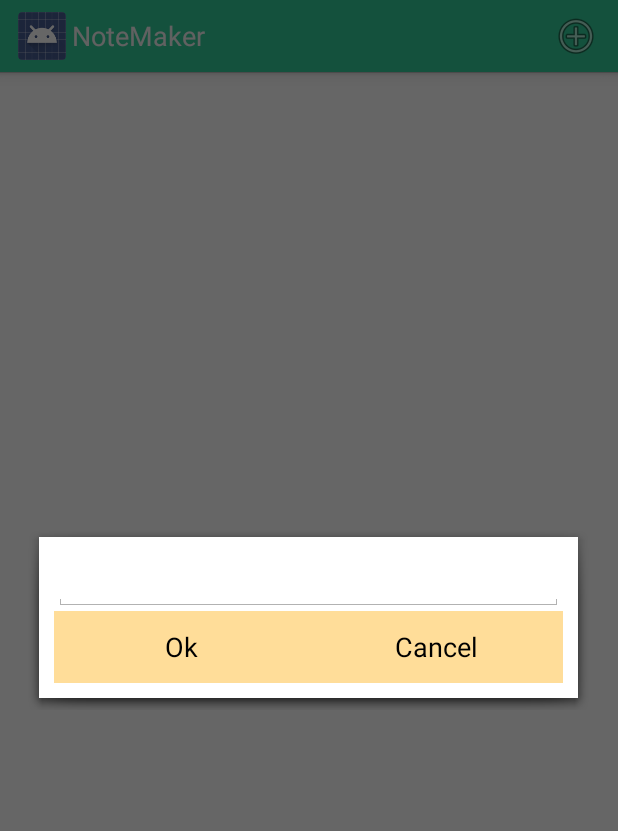
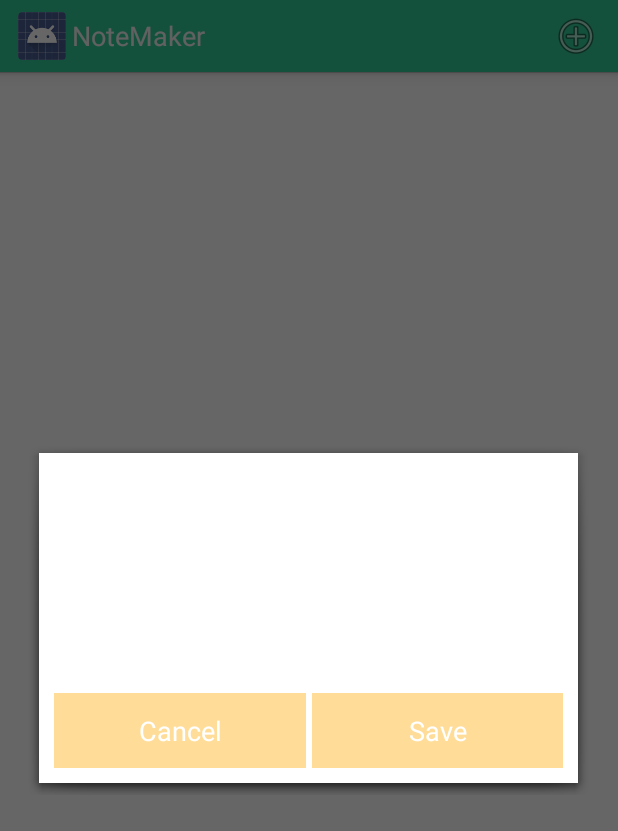
Before and after one commit to RosyTucker/NoteMaker, an Android app: the screen it shows after launch (MainActivity), after a tap on "New Note", on a phone screen of 412 x 824 dp. Shown: the top 831 px of the screen. Run offline under Robolectric (Android 15) with nearby library versions, the phone set to English and light mode, and no system bars.

Commit message:
Change Dialog Layouts

```diff
--- a/notemaker/src/main/java/uk/co/iceroad/notemaker/MainActivity.java
+++ b/notemaker/src/main/java/uk/co/iceroad/notemaker/MainActivity.java
@@ -58,10 +58,10 @@ public class MainActivity extends Activity {
         newNoteDialog.show();
 
         final EditText noteEditText = (EditText) newNoteDialog.findViewById(R.id.noteEditText);
-        Button okButton =(Button) newNoteDialog.findViewById(R.id.okButton);
+        Button saveButton =(Button) newNoteDialog.findViewById(R.id.saveButton);
         Button cancelButton = (Button) newNoteDialog.findViewById(R.id.cancelButton);
 
-        okButton.setOnClickListener(new OnClickListener() {
+        saveButton.setOnClickListener(new OnClickListener() {
             public void onClick(View v) {
                 if (noteEditText.getText().length() > 0) {
                     noteList.add(0, noteEditText.getText().toString());
--- a/notemaker/src/main/res/layout/add_note_dialog.xml
+++ b/notemaker/src/main/res/layout/add_note_dialog.xml
@@ -8,34 +8,41 @@
 
     <EditText
             android:id="@+id/noteEditText"
-        android:layout_width="fill_parent"
-        android:layout_height="wrap_content"
+            android:layout_width="match_parent"
+            android:layout_height="150dip"
+            android:background="@color/white"
             android:layout_gravity="top"
-        android:layout_weight="0.7"
             android:inputType="textMultiLine" >
     </EditText>
 
     <LinearLayout
         android:layout_width="fill_parent"
-        android:layout_height="wrap_content"
-        android:layout_weight="0.1"
+        android:layout_height="50dip"
         android:orientation="horizontal" >
 
         <Button
-            android:id="@+id/okButton"
-            android:layout_width="fill_parent"
-            android:layout_height="fill_parent"
+                android:id="@+id/cancelButton"
+                android:layout_width="match_parent"
+                android:layout_height="50dip"
                 android:layout_weight="0.5"
+                android:layout_marginEnd="2dip"
+                android:layout_marginRight="2dip"
                 android:background="@drawable/button"
-            android:text="Ok" />
+                android:text="@string/cancel"
+                android:textColor="@color/white"
+                android:layout_gravity="bottom"/>
 
         <Button
-            android:id="@+id/cancelButton"
-            android:layout_width="fill_parent"
-            android:layout_height="fill_parent"
+                android:id="@+id/saveButton"
+                android:layout_width="match_parent"
+                android:layout_height="50dip"
+                android:background="@drawable/button"
+                android:text="@string/save"
                 android:layout_weight="0.5"
-            android:background="@drawable/button"
-            android:text="Cancel" />
+                android:layout_marginStart="2dip"
+                android:layout_marginLeft="2dip"
+                android:textColor="@color/white"
+                android:layout_gravity="bottom"/>
     </LinearLayout>
 
 </LinearLayout>
--- a/notemaker/src/main/res/menu/main_activity_actions.xml
+++ b/notemaker/src/main/res/menu/main_activity_actions.xml
@@ -4,5 +4,5 @@
     <item android:id="@+id/action_add"
           android:icon="@android:drawable/ic_menu_add"
           android:showAsAction="always"
-          android:title="@string/add_note" />
+          android:title="@string/new_note" />
 </menu>
--- a/notemaker/src/main/res/values/colors.xml
+++ b/notemaker/src/main/res/values/colors.xml
@@ -6,4 +6,5 @@
     <color name="action_bar">#33CC99</color>
     <color name="white">#FFFFFF</color>
     <color name="destructive_button">#DD3322</color>
+    <color name="none">#00ffffff</color>
 </resources>
--- a/notemaker/src/main/res/values/strings.xml
+++ b/notemaker/src/main/res/values/strings.xml
@@ -4,8 +4,8 @@
     <string name="hello_world">Hello world!</string>
     <string name="action_settings">Settings</string>
     <string name="new_note_button_text">New Note</string>
-    <string name="add_note">New Note</string>
-    <string name="save">Save Changes</string>
+    <string name="new_note">New Note</string>
     <string name="delete">Delete</string>
     <string name="cancel">Cancel</string>
+    <string name="save">Save</string>
 </resources>
```
Also changed, not shown: notemaker/src/main/res/layout/edit_note_dialog.xml (+39 -26 lines). Lines whose indentation alone changed are shown as unchanged.
